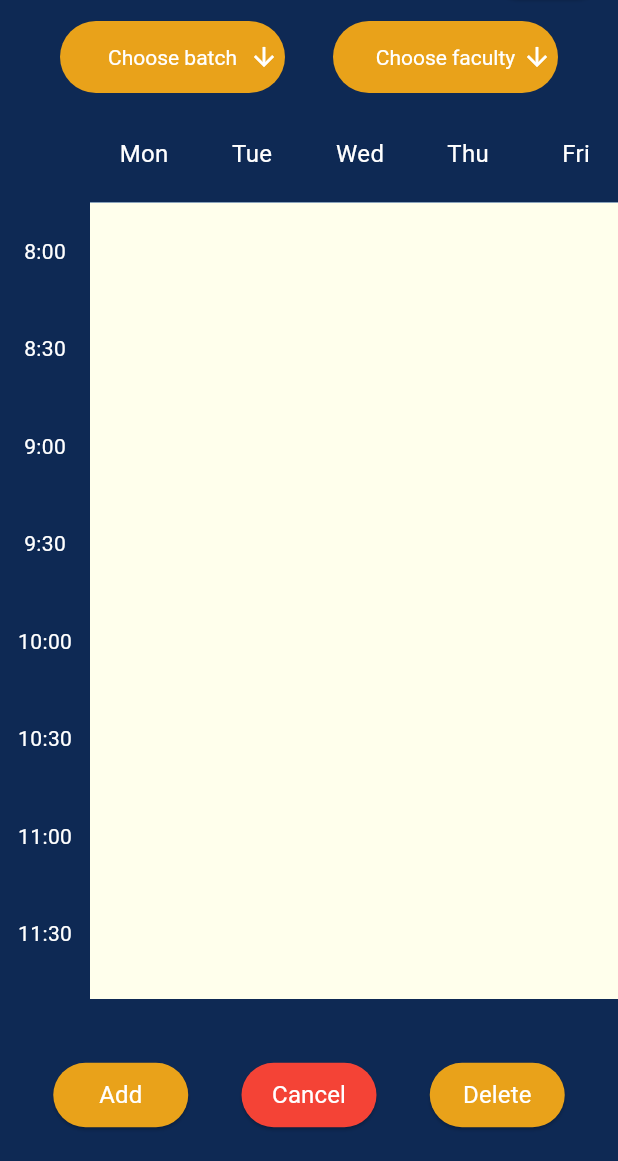
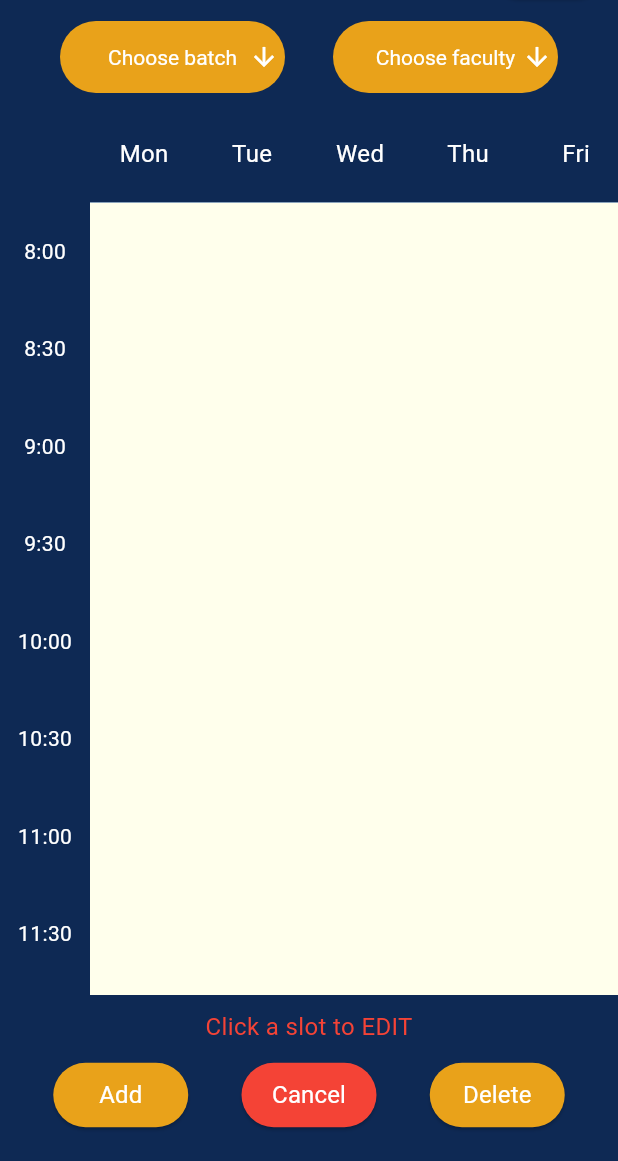
Before and after one commit to mujtabafromthedarkside/Time-Table-App, a Flutter app: the screen it shows after launch, after a tap on "dekhte hain", after a tap on "Edit", after a tap on "Delete", on a phone screen of 412 x 824 dp, the part 75-1236 px from its top. Run offline on Flutter 3.47's test engine with Material 3 defaults, Android fonts, the phone set to English and light mode, and no system bars; our stand-ins replace flutter_colorpicker.

Commit message:
button prompt + timePicker theme

```diff
--- a/lib/config/strings.dart
+++ b/lib/config/strings.dart
@@ -6,6 +6,11 @@ String TimeAxisEndTimeString = "17:30";
 
 String defaultBatchText = "Choose batch";
 String defaultFacultyText = "Choose faculty";
+
+String ButtonPrompt = "";
+String defaultButtonPrompt = "";
+String editButtonPrompt = "Click a slot to EDIT";
+String deleteButtonPrompt = "Click a slot to DELETE";
 
 // COLORS
 Color LandingPageBrightYellow = Color(0xFFE9A21A);
@@ -35,6 +40,7 @@ Color EditDialogTextColor = Colors.white;
 // DIMENSIONS
 double ButtonsWidth = 90;
 double DropdownsBFWidth = 150;
+double TimeButtonsWidth = 110;
 
 double TimeAxisUnitLength = 65;
 double DayAxisUnitLength = 72;
--- a/lib/screens/timetable/TimeTablePageNew.dart
+++ b/lib/screens/timetable/TimeTablePageNew.dart
@@ -237,6 +237,33 @@ class _TimeTablePageState extends State<TimeTablePage> {
         });
   }
 
+  Future<TimeOfDay?> showCustomTimePicker(BuildContext context){
+    return showTimePicker(
+      context: context,
+      initialTime: TimeOfDay.now(),
+      builder: (BuildContext context, Widget? child) {
+        return Theme(
+          data: ThemeData.dark().copyWith(
+            colorScheme: ColorScheme.dark(
+              error: LandingPageDarkBlue,
+              // background: LandingPageDarkBlue,
+              //     onBackground: EditDialogTextColor,
+              surface: LandingPageDarkBlue,
+              //     onSurface: EditDialogTextColor,
+              primary: LandingPageBrightYellow,
+              //     onPrimary: Colors.black,
+              secondary: LandingPageBrightYellow,
+              //     onSecondary: Colors.black,
+              // tertiary: LandingPageBrightYellow,
+            ),
+            buttonTheme: ButtonThemeData(textTheme: ButtonTextTheme.primary, buttonColor: LandingPageBrightYellow),
+          ),
+          child: child!,
+        );
+      },
+    );
+  }
+
   Future<void> showEditDialog(BuildContext context, int containerNumber) async {
     TextEditingController textControllerCourse = TextEditingController();
     textControllerCourse.text = enteredCourse;
@@ -334,29 +361,16 @@ class _TimeTablePageState extends State<TimeTablePage> {
                         children: [
                           Text("Start Time", style: TextStyle(fontWeight: FontWeight.normal)),
                           Container(
-                            width: 110,
+                            width: TimeButtonsWidth,
                             child: ElevatedButton(
-                              child: Text(selectedStartTimeInDialogBox),
+                              child: Text(selectedStartTimeInDialogBox, style: TextStyle(fontWeight: FontWeight.normal)),
                               style: ElevatedButton.styleFrom(
                                 backgroundColor: EditDialogButtonsColor,
                                 foregroundColor: EditDialogTextColor,
                               ),
                               onPressed: () async {
                                 // Show the time picker dialog
-                                final TimeOfDay? selectedTime = await showTimePicker(
-                                  context: context,
-                                  initialTime: TimeOfDay.now(),
-                                  builder: (BuildContext context, Widget? child) {
-                                    return Theme(
-                                      data: ThemeData.light().copyWith(
-                                        primaryColor: LandingPageBrightYellow, // Set your desired primary color
-                                        colorScheme: ColorScheme.light(primary: LandingPageBrightYellow),
-                                        buttonTheme: ButtonThemeData(textTheme: ButtonTextTheme.primary, buttonColor: LandingPageBrightYellow),
-                                      ),
-                                      child: child!,
-                                    );
-                                  },
-                                );
+                                final TimeOfDay? selectedTime = await showCustomTimePicker(context);
 
                                 // Do something with the selected time
                                 if (selectedTime != null) {
@@ -376,29 +390,16 @@ class _TimeTablePageState extends State<TimeTablePage> {
                         children: [
                           Text("End Time", style: TextStyle(fontWeight: FontWeight.normal)),
                           Container(
-                            width: 110,
+                            width: TimeButtonsWidth,
                             child: ElevatedButton(
-                              child: Text(selectedEndTimeInDialogBox),
+                              child: Text(selectedEndTimeInDialogBox, style: TextStyle(fontWeight: FontWeight.normal)),
                               style: ElevatedButton.styleFrom(
                                 backgroundColor: EditDialogButtonsColor,
                                 foregroundColor: EditDialogTextColor,
                               ),
                               onPressed: () async {
                                 // Show the time picker dialog
-                                final TimeOfDay? selectedTime = await showTimePicker(
-                                  context: context,
-                                  initialTime: TimeOfDay.now(),
-                                  builder: (BuildContext context, Widget? child) {
-                                    return Theme(
-                                      data: ThemeData.light().copyWith(
-                                        primaryColor: LandingPageBrightYellow, // Set your desired primary color
-                                        colorScheme: ColorScheme.light(primary: LandingPageBrightYellow),
-                                        buttonTheme: ButtonThemeData(textTheme: ButtonTextTheme.primary, buttonColor: LandingPageBrightYellow),
-                                      ),
-                                      child: child!,
-                                    );
-                                  },
-                                );
+                                final TimeOfDay? selectedTime = await showCustomTimePicker(context);
 
                                 // Do something with the selected time
                                 if (selectedTime != null) {
@@ -996,16 +997,24 @@ class _TimeTablePageState extends State<TimeTablePage> {
                               ],
                             )))),
 
+            Container(
+              margin: EdgeInsets.fromLTRB(0, 10, 0, 10),
+              child: Center(
+                  child: Text(
+                ButtonPrompt,
+                style: TextStyle(color: SlotColor, fontSize: 16, fontWeight: FontWeight.normal),
+              )),
+            ),
+
             // Edit buttons row
             Row(
               mainAxisAlignment: MainAxisAlignment.spaceEvenly,
               children: [
-
                 // Add Button
                 Container(
                   // color: Colors.red,
                   width: ButtonsWidth,
-                  margin: EdgeInsets.fromLTRB(0, 40, 0, 20),
+                  margin: EdgeInsets.fromLTRB(0, 0, 0, 20),
                   // decoration: BoxDecoration(
                   // color: addButtonPressed ? Colors.red : EditButtonsColor,
                   // borderRadius: BorderRadius.circular(30), // Adjust the radius
@@ -1045,7 +1054,7 @@ class _TimeTablePageState extends State<TimeTablePage> {
                 Container(
                   // color: Colors.red,
                   width: ButtonsWidth,
-                  margin: EdgeInsets.fromLTRB(0, 40, 0, 20),
+                  margin: EdgeInsets.fromLTRB(0, 0, 0, 20),
                   // decoration: BoxDecoration(
                   // color: editButtonPressed ? Colors.red : EditButtonsColor,
                   // borderRadius: BorderRadius.circular(30), // Adjust the radius
@@ -1066,6 +1075,11 @@ class _TimeTablePageState extends State<TimeTablePage> {
                         if (deleteButtonPressed || addButtonPressed) {
                         } else {
                           editButtonPressed = !editButtonPressed;
+                          if (editButtonPressed) {
+                            ButtonPrompt = editButtonPrompt;
+                          } else {
+                            ButtonPrompt = defaultButtonPrompt;
+                          }
                         }
                       });
                     },
@@ -1080,7 +1094,7 @@ class _TimeTablePageState extends State<TimeTablePage> {
                 Container(
                   // color: Colors.red,
                   width: ButtonsWidth,
-                  margin: EdgeInsets.fromLTRB(0, 40, 0, 20),
+                  margin: EdgeInsets.fromLTRB(0, 0, 0, 20),
                   // decoration: BoxDecoration(
                   //   color: deleteButtonPressed ? Colors.red : EditButtonsColor,
                   //   borderRadius: BorderRadius.circular(30), // Adjust the radius
@@ -1100,6 +1114,11 @@ class _TimeTablePageState extends State<TimeTablePage> {
                         if (addButtonPressed || editButtonPressed) {
                         } else {
                           deleteButtonPressed = !deleteButtonPressed;
+                          if (deleteButtonPressed) {
+                            ButtonPrompt = deleteButtonPrompt;
+                          } else {
+                            ButtonPrompt = defaultButtonPrompt;
+                          }
                         }
                       });
                     },
```
